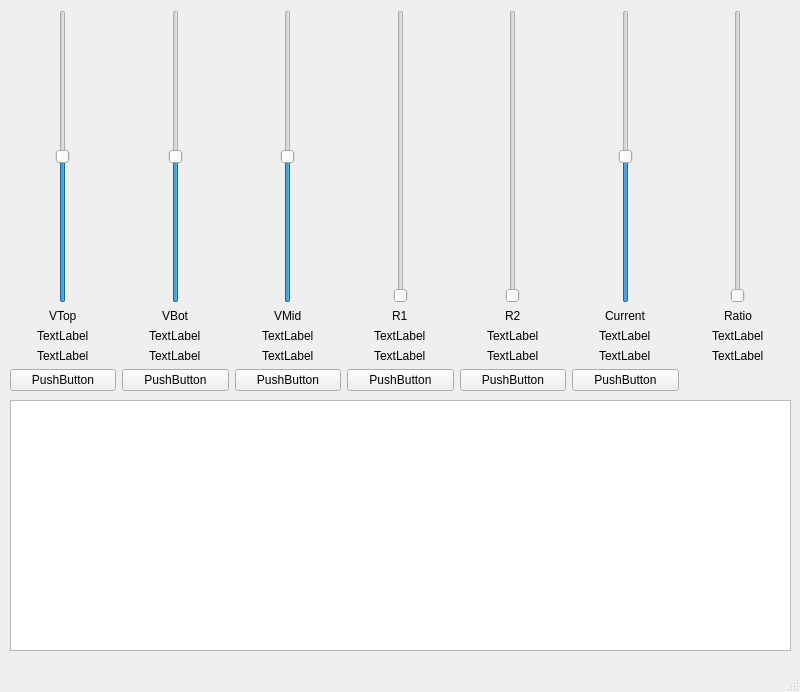
Old version of the form src/mainwindow.ui in the repository sonicsmooth/RCalc.
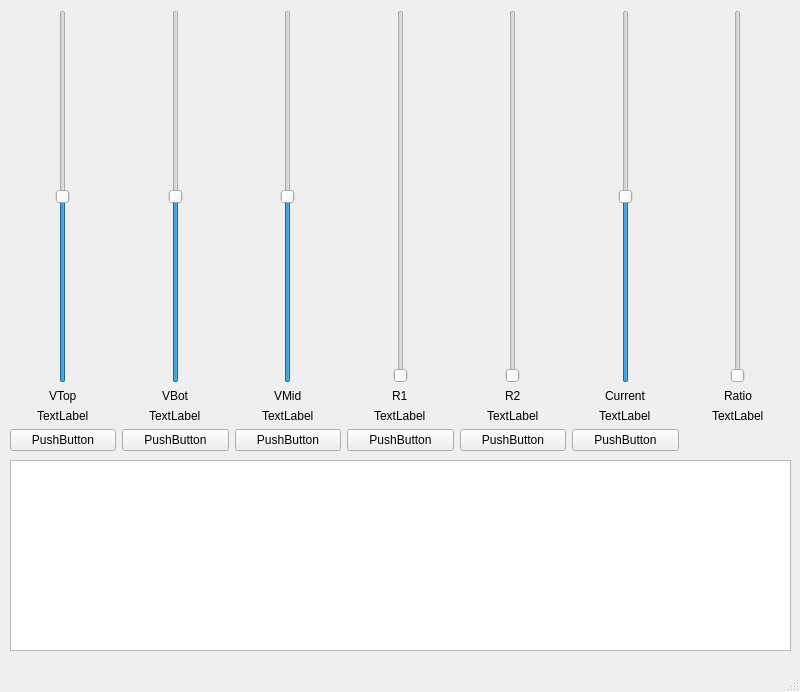
New version of the form.

Commit message: Change func names; remove k labels; change text height; change constype; check for NULL ibridge ptr; assert enum check; force all sliders not just outputs; remove unneeded header files; add empty ctor to Vals

Patch:
```diff
--- a/src/mainwindow.ui
+++ b/src/mainwindow.ui
@@ -18,11 +18,16 @@
     <property name="geometry">
      <rect>
       <x>10</x>
-      <y>400</y>
+      <y>460</y>
       <width>781</width>
-      <height>251</height>
+      <height>191</height>
      </rect>
     </property>
+    <property name="font">
+     <font>
+      <family>Consolas</family>
+     </font>
+    </property>
    </widget>
    <widget class="QWidget" name="layoutWidget">
     <property name="geometry">
@@ -30,7 +35,7 @@
       <x>10</x>
       <y>10</y>
       <width>781</width>
-      <height>381</height>
+      <height>441</height>
      </rect>
     </property>
     <layout class="QHBoxLayout" name="horizontalLayout_9">
@@ -67,13 +72,6 @@
          </property>
         </widget>
        </item>
-       <item alignment="Qt::AlignHCenter">
-        <widget class="QLabel" name="VTopKLabel">
-         <property name="text">
-          <string>TextLabel</string>
-         </property>
-        </widget>
-       </item>
        <item>
         <widget class="QPushButton" name="VTopButton">
          <property name="text">
@@ -125,13 +123,6 @@
          </property>
         </widget>
        </item>
-       <item alignment="Qt::AlignHCenter">
-        <widget class="QLabel" name="VBotKLabel">
-         <property name="text">
-          <string>TextLabel</string>
-         </property>
-        </widget>
-       </item>
        <item>
         <widget class="QPushButton" name="VBotButton">
          <property name="text">
@@ -177,13 +168,6 @@
          </property>
         </widget>
        </item>
-       <item alignment="Qt::AlignHCenter">
-        <widget class="QLabel" name="VMidKLabel">
-         <property name="text">
-          <string>TextLabel</string>
-         </property>
-        </widget>
-       </item>
        <item>
         <widget class="QPushButton" name="VMidButton">
          <property name="text">
@@ -229,13 +213,6 @@
          </property>
         </widget>
        </item>
-       <item alignment="Qt::AlignHCenter">
-        <widget class="QLabel" name="R1KLabel">
-         <property name="text">
-          <string>TextLabel</string>
-         </property>
-        </widget>
-       </item>
        <item>
         <widget class="QPushButton" name="R1Button">
          <property name="text">
@@ -281,13 +258,6 @@
          </property>
         </widget>
        </item>
-       <item alignment="Qt::AlignHCenter">
-        <widget class="QLabel" name="R2KLabel">
-         <property name="text">
-          <string>TextLabel</string>
-         </property>
-        </widget>
-       </item>
        <item>
         <widget class="QPushButton" name="R2Button">
          <property name="text">
@@ -333,13 +303,6 @@
          </property>
         </widget>
        </item>
-       <item alignment="Qt::AlignHCenter">
-        <widget class="QLabel" name="CurrKLabel">
-         <property name="text">
-          <string>TextLabel</string>
-         </property>
-        </widget>
-       </item>
        <item>
         <widget class="QPushButton" name="CurrButton">
          <property name="text">
@@ -388,13 +351,6 @@
          </property>
         </widget>
        </item>
-       <item alignment="Qt::AlignHCenter">
-        <widget class="QLabel" name="RatioKLabel">
-         <property name="text">
-          <string>TextLabel</string>
-         </property>
-        </widget>
-       </item>
        <item>
         <widget class="QPushButton" name="pushButton_6">
          <property name="enabled">
```
The commit also changes 10 other files.
